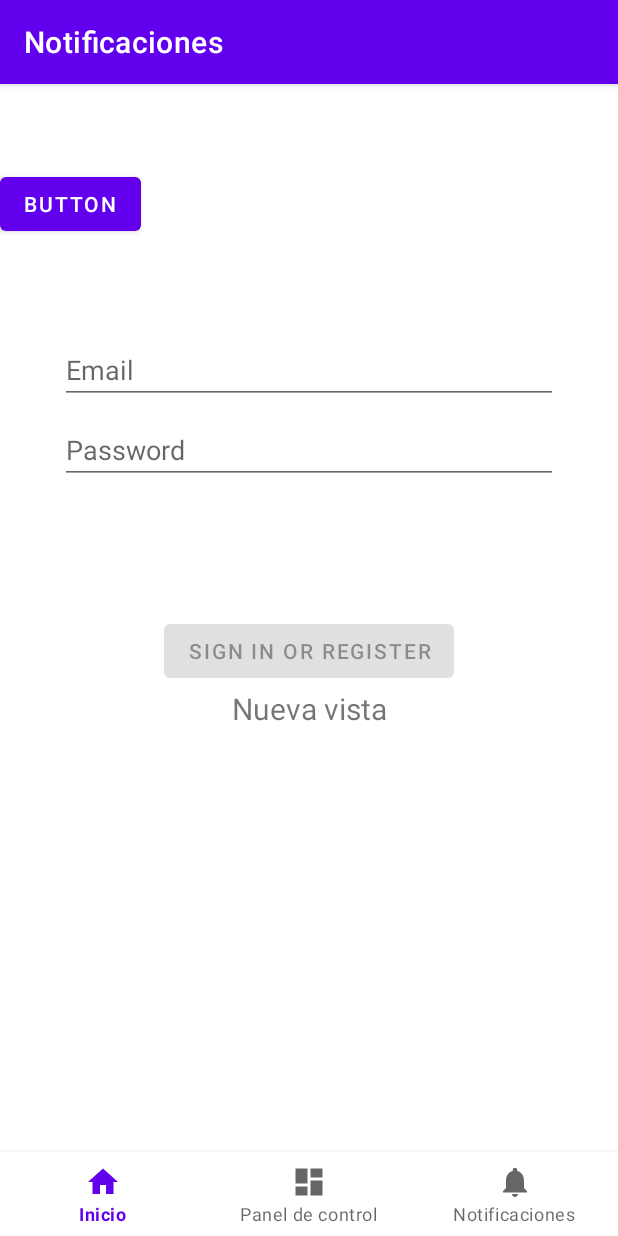
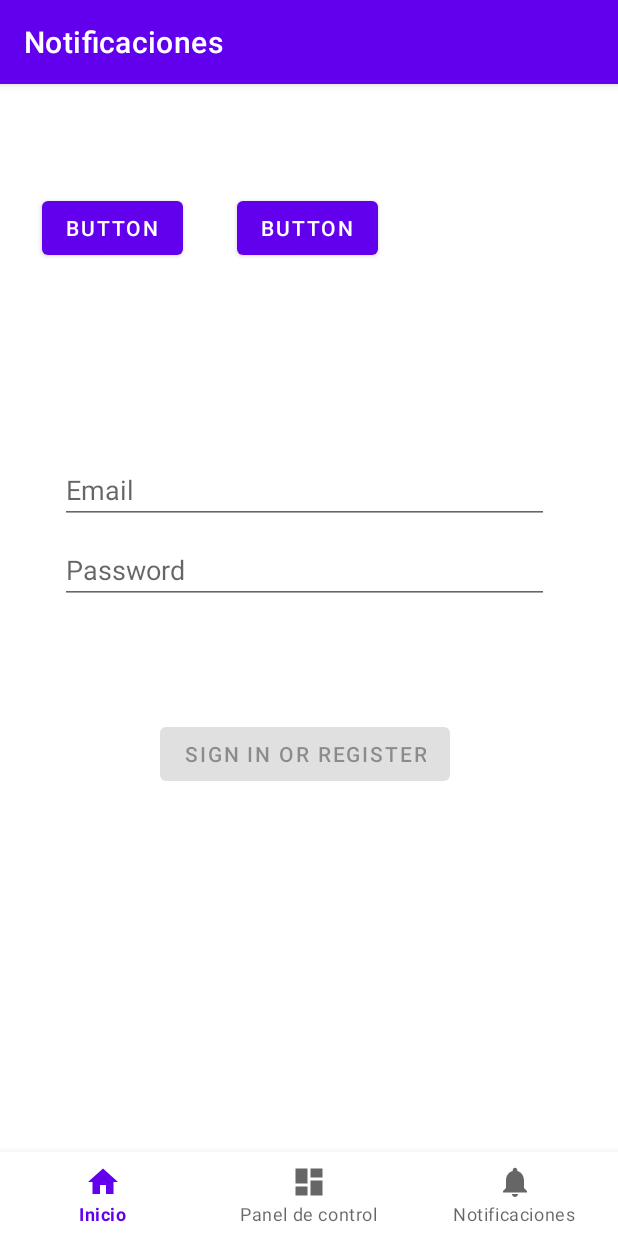
Before and after one commit to tomxscode/EasySala, an Android app: the NotificationsFragment screen opened through its navigation route, after a tap on "BUTTON", on a phone screen of 412 x 824 dp. Run offline under Robolectric (Android 15) with nearby library versions, the phone set to English and light mode, and no system bars; our stand-ins replace navigation-ui.

Commit message:
Función final para cambiar de fragmento

```diff
--- a/app/src/main/java/com/example/easysala/ui/notifications/NotificationsFragment.java
+++ b/app/src/main/java/com/example/easysala/ui/notifications/NotificationsFragment.java
@@ -15,6 +15,7 @@ import androidx.lifecycle.ViewModelProvider;
 
 import com.example.easysala.R;
 import com.example.easysala.databinding.FragmentNotificationsBinding;
+import com.example.easysala.ui.dashboard.DashboardFragment;
 import com.example.easysala.ui.login.LoginFragment;
 
 public class NotificationsFragment extends Fragment {
@@ -33,17 +34,26 @@ public class NotificationsFragment extends Fragment {
             }
         });
 
+        Button btn4 = (Button) root.findViewById(R.id.button4);
+        btn4.setOnClickListener(new View.OnClickListener() {
+            @Override
+            public void onClick(View view) {
+                cargarFragmento(new DashboardFragment());
+            }
+        });
+
         return root;
     }
 
 
-    public void cargarFragmento(Fragment fragmento) {
-        FragmentManager fm = getFragmentManager();
-        FragmentTransaction fragmentTransaction = fm.beginTransaction();
-        fragmentTransaction.remove(new NotificationsFragment());
-        fragmentTransaction.replace(R.id.frameLayout, fragmento);
+    private void cargarFragmento(Fragment fragment) {
+        FragmentManager fragmentManager = requireActivity().getSupportFragmentManager();
+        FragmentTransaction fragmentTransaction = fragmentManager.beginTransaction();
+        fragmentTransaction.replace(R.id.fragment_container, fragment);
+        fragmentTransaction.addToBackStack(null); // Opcional, para agregar a la pila de retroceso
         fragmentTransaction.commit();
     }
+
 
     public void botonAccion(View v) {
         cargarFragmento(new LoginFragment());
--- a/app/src/main/res/layout/fragment_notifications.xml
+++ b/app/src/main/res/layout/fragment_notifications.xml
@@ -6,30 +6,33 @@
     android:layout_height="match_parent"
     tools:context=".ui.notifications.NotificationsFragment">
 
-    <TextView
-        android:id="@+id/text_notifications"
-        android:layout_width="match_parent"
+    <androidx.fragment.app.FragmentContainerView
+        android:id="@+id/fragment_container"
+        android:layout_width="406dp"
+        android:layout_height="654dp"
+        android:layout_marginTop="80dp"
+        app:layout_behavior="@string/appbar_scrolling_view_behavior"
+        app:layout_constraintTop_toTopOf="parent"
+        tools:layout_editor_absoluteX="2dp" />
+
+    <Button
+        android:id="@+id/button2"
+        android:layout_width="wrap_content"
         android:layout_height="wrap_content"
-        android:layout_marginStart="8dp"
-        android:layout_marginTop="8dp"
-        android:layout_marginEnd="8dp"
-        android:text="Nueva vista"
-        android:textAlignment="center"
-        android:textSize="20sp"
-        app:layout_constraintBottom_toBottomOf="parent"
-        app:layout_constraintEnd_toEndOf="parent"
+        android:layout_marginStart="28dp"
+        android:layout_marginTop="16dp"
+        android:text="Button"
         app:layout_constraintStart_toStartOf="parent"
         app:layout_constraintTop_toTopOf="parent" />
-    <FrameLayout
-        android:id="@+id/frameLayout"
-        android:layout_width="match_parent"
-        android:layout_height="match_parent"
-        android:layout_marginTop="0dp" >
 
-        <Button
-            android:id="@+id/button2"
-            android:layout_width="wrap_content"
-            android:layout_height="wrap_content"
-            android:text="Button" />
-    </FrameLayout>
+    <Button
+        android:id="@+id/button4"
+        android:layout_width="wrap_content"
+        android:layout_height="wrap_content"
+        android:layout_marginStart="36dp"
+        android:layout_marginTop="16dp"
+        android:text="Button"
+        app:layout_constraintStart_toEndOf="@+id/button2"
+        app:layout_constraintTop_toTopOf="parent" />
+
 </androidx.constraintlayout.widget.ConstraintLayout>
```
